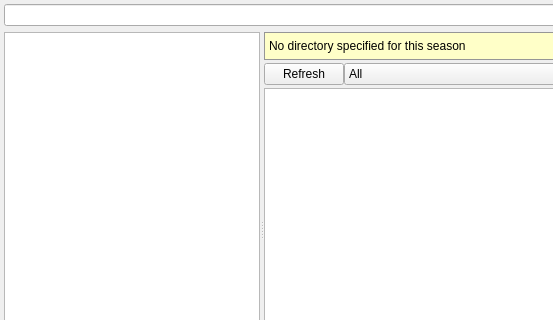
This is showdetailwidget.ui in Guid75/betaseeker as Qt 5 draws it before an edit; both pictures show x 0 to 553 and y 0 to 320 of the 765 by 429 pixel window. The edited form follows.
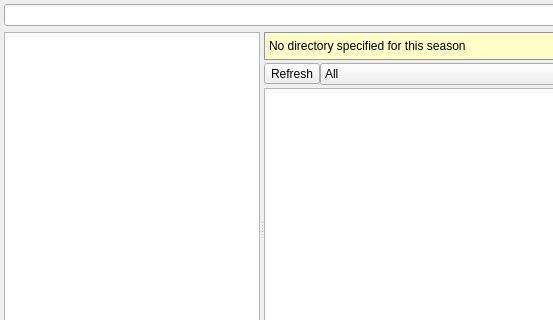
This is the edited form. Icons and pictures are not drawn.

```diff
--- a/showdetailwidget.ui
+++ b/showdetailwidget.ui
@@ -86,23 +86,6 @@
          </item>
         </widget>
        </item>
-       <item row="1" column="0">
-        <widget class="QPushButton" name="pushButtonRefreshSubtitles">
-         <property name="sizePolicy">
-          <sizepolicy hsizetype="Fixed" vsizetype="Fixed">
-           <horstretch>0</horstretch>
-           <verstretch>0</verstretch>
-          </sizepolicy>
-         </property>
-         <property name="text">
-          <string>Refresh</string>
-         </property>
-         <property name="icon">
-          <iconset resource="icons.qrc">
-           <normaloff>:/icons/resources/icons/refresh.png</normaloff>:/icons/resources/icons/refresh.png</iconset>
-         </property>
-        </widget>
-       </item>
        <item row="2" column="0" colspan="2">
         <widget class="QListView" name="listViewSubtitles">
          <property name="mouseTracking">
@@ -180,6 +163,23 @@
          </layout>
         </widget>
        </item>
+       <item row="1" column="0">
+        <widget class="QToolButton" name="toolButtonRefreshSubtitles">
+         <property name="sizePolicy">
+          <sizepolicy hsizetype="Fixed" vsizetype="Fixed">
+           <horstretch>0</horstretch>
+           <verstretch>0</verstretch>
+          </sizepolicy>
+         </property>
+         <property name="text">
+          <string>Refresh</string>
+         </property>
+         <property name="icon">
+          <iconset resource="icons.qrc">
+           <normaloff>:/icons/resources/icons/refresh.png</normaloff>:/icons/resources/icons/refresh.png</iconset>
+         </property>
+        </widget>
+       </item>
       </layout>
      </widget>
     </widget>
```
